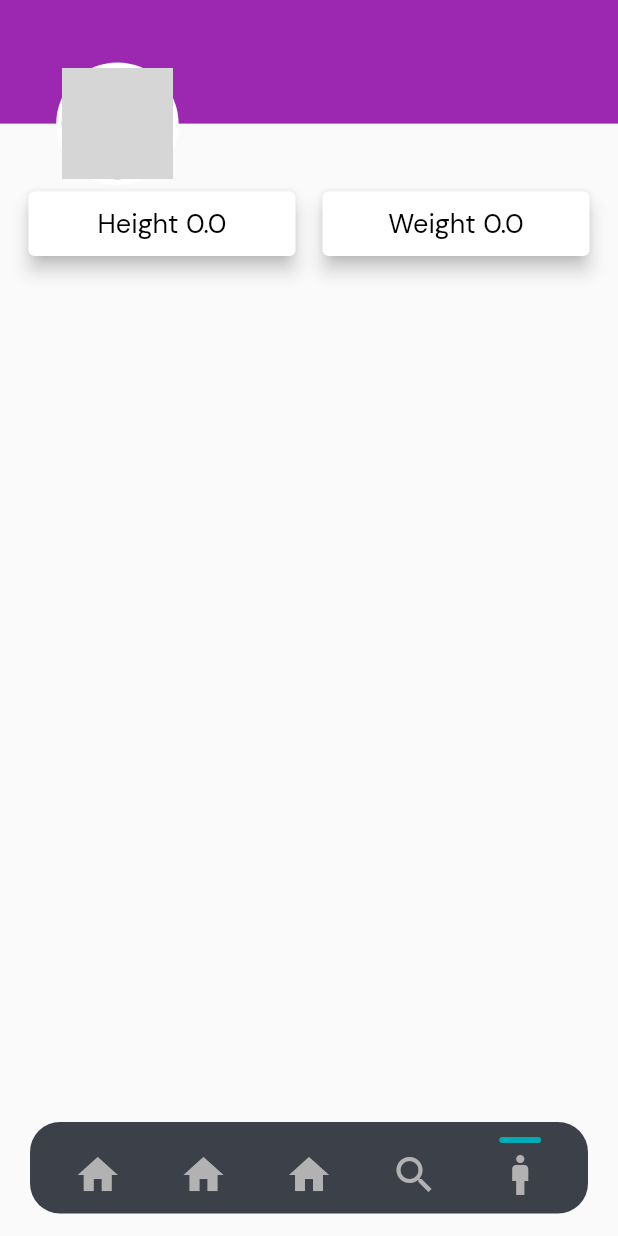
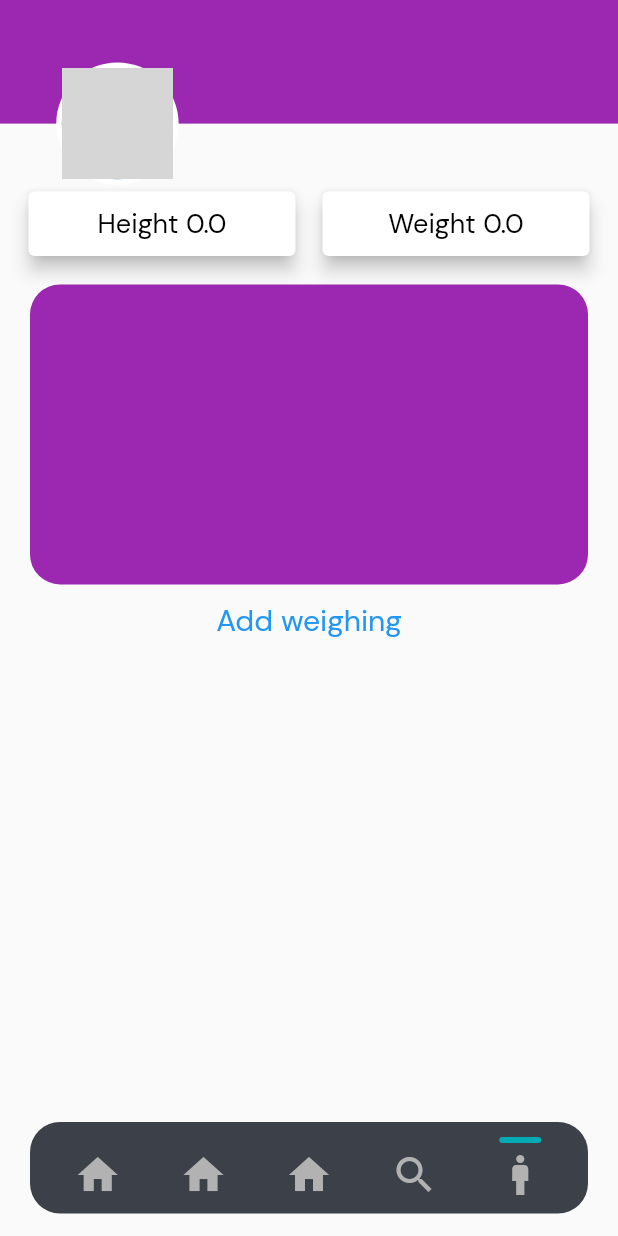
Before and after one commit to KidNeKit/Sportify, a Flutter app: the NavigationScreen screen opened by its route, item 5 of the bottom bar chosen, on a phone screen of 412 x 824 dp. Run offline on Flutter 3.47's test engine with Material 2 defaults, Android fonts, the phone set to English and light mode, and no system bars; our stand-ins replace cloud_firestore, equatable, firebase_auth, firebase_core, flutter_bloc; accounts and stored records are empty; network calls fail; grey boxes are pictures that could not be loaded.

Commit message:
Added fake weighing block

```diff
--- /dev/null
+++ b/lib/view/screens/profile_screen/components/weighing.dart
@@ -0,0 +1,26 @@
+import 'package:flutter/material.dart';
+
+class Weighing extends StatelessWidget {
+  const Weighing({super.key});
+
+  @override
+  Widget build(BuildContext context) {
+    return Column(
+      children: [
+        Container(
+          height: 200,
+          width: double.infinity,
+          margin: const EdgeInsets.only(left: 20.0, right: 20.0, top: 15.0),
+          decoration: BoxDecoration(
+            color: Colors.purple,
+            borderRadius: BorderRadius.circular(20.0),
+          ),
+        ),
+        TextButton(
+          onPressed: () {},
+          child: const Text('Add weighing'),
+        ),
+      ],
+    );
+  }
+}
--- a/lib/view/screens/profile_screen/profile_screen.dart
+++ b/lib/view/screens/profile_screen/profile_screen.dart
@@ -1,6 +1,8 @@
 import 'package:flutter/material.dart';
-import 'package:sportify/view/screens/profile_screen/components/body_info.dart';
-import 'package:sportify/view/screens/profile_screen/components/profile_header.dart';
+
+import 'components/body_info.dart';
+import 'components/profile_header.dart';
+import 'components/weighing.dart';
 
 class ProfileScreen extends StatelessWidget {
   const ProfileScreen({super.key});
@@ -11,6 +13,7 @@ class ProfileScreen extends StatelessWidget {
       children: const [
         ProfileHeader(),
         BodyInfo(),
+        Weighing(),
       ],
     );
   }
```
